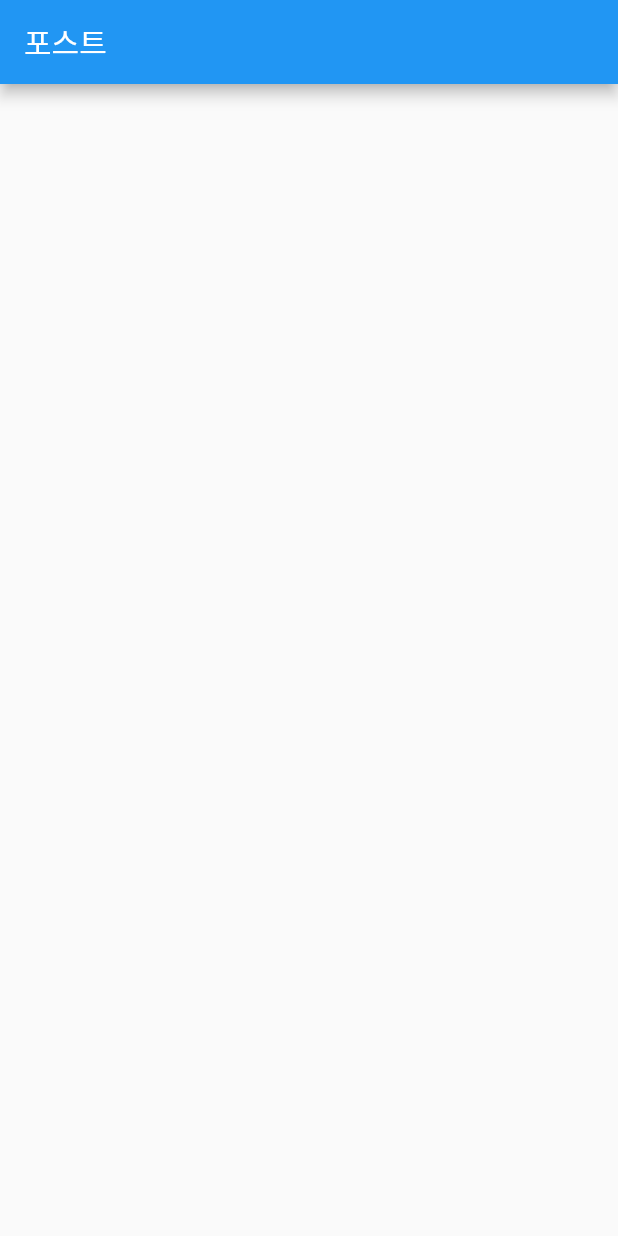
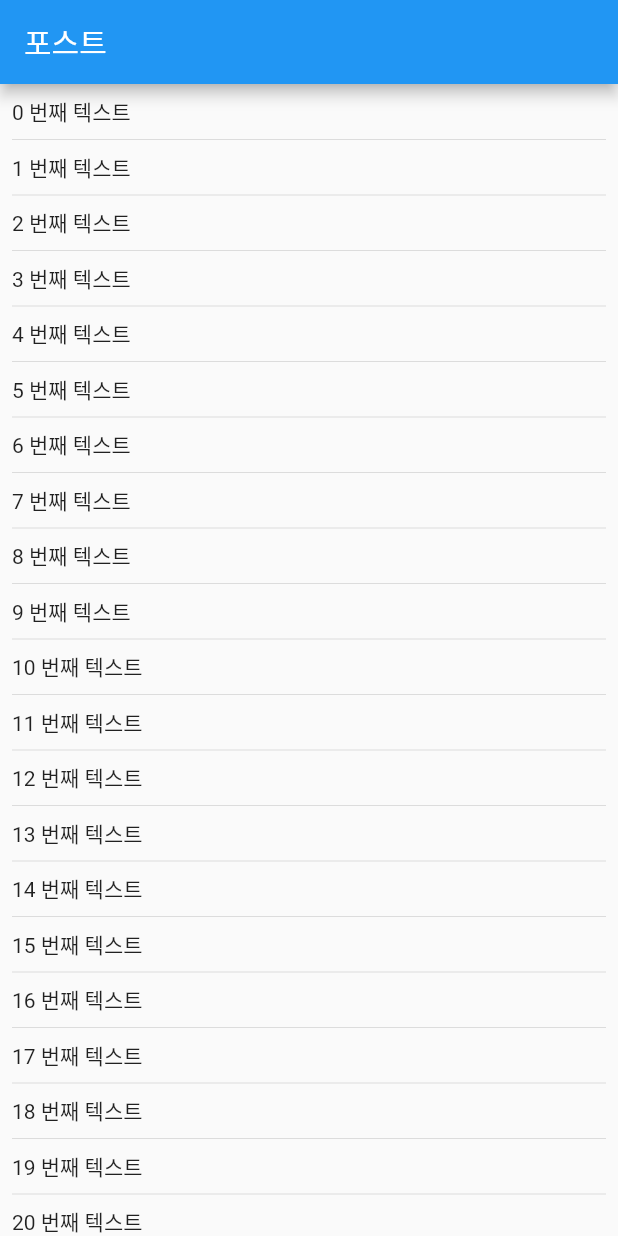
Before and after one commit to ziponia/flutter-guide, a Flutter app: the screen it shows after launch, on a phone screen of 412 x 824 dp. Run offline on Flutter 3.47's test engine with Material 2 defaults, Android fonts, the phone set to English and light mode, and no system bars.

```diff
--- /dev/null
+++ b/lib/components/post/post.model.dart
@@ -0,0 +1,35 @@
+import 'dart:developer';
+
+
+class Post {
+  int _userId;
+  int _id;
+  String _title;
+  String _body;
+
+  Post();
+
+  String get body => _body;
+
+  set body(String value) {
+    _body = value;
+  }
+
+  String get title => _title;
+
+  set title(String value) {
+    _title = value;
+  }
+
+  int get id => _id;
+
+  set id(int value) {
+    _id = value;
+  }
+
+  int get userId => _userId;
+
+  set userId(int value) {
+    _userId = value;
+  }
+}
--- a/lib/components/post/posts.dart
+++ b/lib/components/post/posts.dart
@@ -1,15 +1,36 @@
 import 'package:flutter/cupertino.dart';
 import 'package:flutter/material.dart';
+import 'package:my_app/components/post/post.model.dart';
 
 class Posts extends StatefulWidget {
-
   @override
   PostsPageState createState() => PostsPageState();
-
-
 }
 
 class PostsPageState extends State<Posts> {
+  List<Post> posts;
+
+  @override
+  void initState() {
+    super.initState();
+    fetchPosts();
+  }
+
+  Future<List<Post>> fetchPosts() async {
+    print("_getPostsAsync");
+    List<Post> postList = [];
+    for (var i = 0; i < 50; i++) {
+      Post post = new Post();
+      post.userId = i + 1;
+      post.id = i + 1;
+      post.title = "$i 번째 글";
+      postList.add(post);
+    }
+
+    posts = postList;
+
+    return postList;
+  }
 
   @override
   Widget build(BuildContext context) {
@@ -17,8 +38,17 @@ class PostsPageState extends State<Posts> {
       title: "posts",
       home: Scaffold(
         appBar: AppBar(title: Text("포스트")),
+        body: Center(
+            child: new ListView.separated(
+                padding: EdgeInsets.all(8),
+                itemBuilder: (context, index) {
+                  return Text("$index 번째 텍스트");
+                },
+                separatorBuilder: (context, index) {
+                  return new Divider();
+                },
+                itemCount: posts.length)),
       ),
     );
   }
-
 }
```
Also changed, not shown: lib/model/post.model.dart (deleted, +0 -19 lines).
